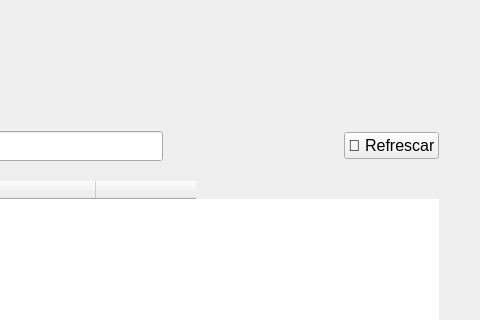
Before: the Qt Designer form blustock/ui/screens_uis/grupos.ui in MaxAPBusiness/Blustock, drawn with Qt 5; both pictures show x 245 to 725 and y 0 to 320 of the 725 by 500 pixel window.
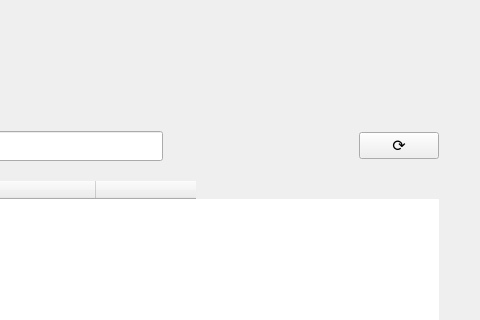
After: the same form once the commit is applied. Icons and pictures are not drawn.

Commit message: Rediseñé los botones de refrescar.

```diff
--- a/blustock/ui/screens_uis/grupos.ui
+++ b/blustock/ui/screens_uis/grupos.ui
@@ -129,7 +129,7 @@
           </font>
          </property>
          <property name="text">
-          <string>🔄 Refrescar</string>
+          <string>⟳</string>
          </property>
         </widget>
        </item>
```
The commit also changes 10 other files.
